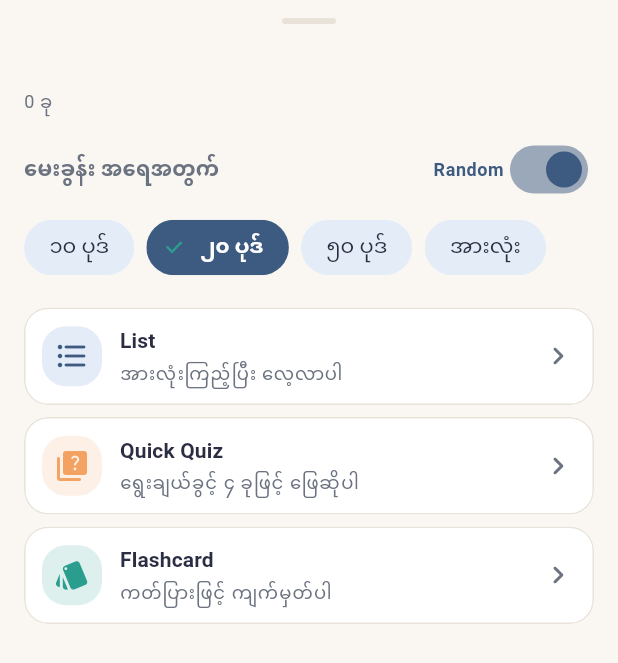
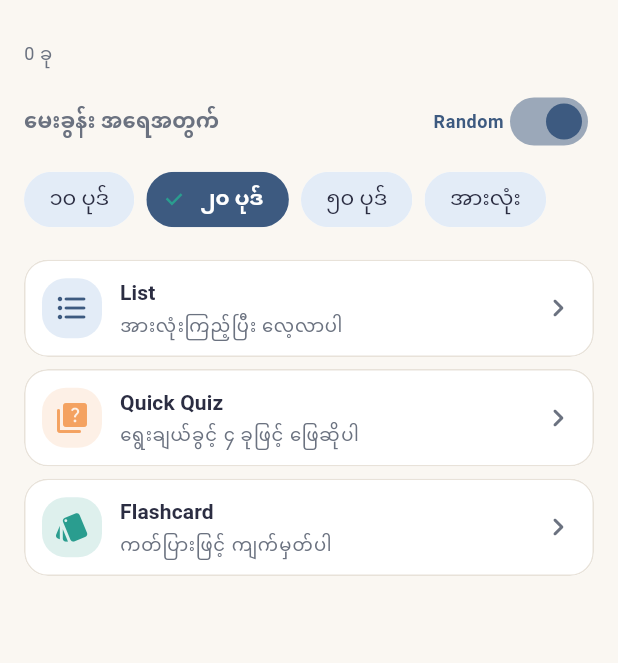
Before and after one commit to MyoHset/practice_japanese, a Flutter app: the StudyModeSheet widget shown alone on an empty page, opened directly with empty values, on a phone screen of 412 x 824 dp. Shown: the top 663 px of the screen. Run offline on Flutter 3.47's test engine with Material 3 defaults, Android fonts, the phone set to English and light mode, and no system bars; our stand-ins replace drift, drift_flutter, flutter_riverpod, go_router, shared_preferences; accounts and stored records are empty; generated files the repository leaves out were written again; statements that could not run were skipped.

Commit message:
refactor: remove custom drag handles from bottom sheets and update database seed logic

```diff
--- a/lib/core/theme/app_theme.dart
+++ b/lib/core/theme/app_theme.dart
@@ -1,5 +1,6 @@
 import 'package:flutter/material.dart';
 import 'package:practice_janpanese/core/constants/app_radius.dart';
+import 'package:practice_janpanese/core/constants/app_sizes.dart';
 import 'package:practice_janpanese/core/theme/app_colors.dart';
 import 'package:practice_janpanese/core/theme/app_typography.dart';
 
@@ -102,6 +103,10 @@ class AppTheme {
         ),
         elevation: 0,
         dragHandleColor: AppColors.divider,
+        dragHandleSize: Size(
+          AppSizes.dragHandleWidth,
+          AppSizes.dragHandleHeight,
+        ),
       ),
       // ── Progress indicator ────────────────────────────────────────────────
       progressIndicatorTheme: const ProgressIndicatorThemeData(
--- a/lib/features/library/presentation/widgets/study_mode_sheet.dart
+++ b/lib/features/library/presentation/widgets/study_mode_sheet.dart
@@ -1,7 +1,6 @@
 import 'package:flutter/material.dart';
 import 'package:go_router/go_router.dart';
 import 'package:practice_janpanese/core/constants/app_radius.dart';
-import 'package:practice_janpanese/core/constants/app_sizes.dart';
 import 'package:practice_janpanese/core/constants/app_spacing.dart';
 import 'package:practice_janpanese/core/constants/app_strings.dart';
 import 'package:practice_janpanese/core/router/app_routes.dart';
@@ -81,25 +80,16 @@ class _StudyModeSheetState extends State<StudyModeSheet> {
   @override
   Widget build(BuildContext context) => SafeArea(
         child: Padding(
-          padding: const EdgeInsets.symmetric(
-            horizontal: AppSpacing.lg,
-            vertical: AppSpacing.md,
+          padding: const EdgeInsets.fromLTRB(
+            AppSpacing.lg,
+            0,
+            AppSpacing.lg,
+            AppSpacing.md,
           ),
           child: Column(
             mainAxisSize: MainAxisSize.min,
             crossAxisAlignment: CrossAxisAlignment.start,
             children: [
-              Center(
-                child: Container(
-                  width: AppSizes.dragHandleWidth,
-                  height: AppSizes.dragHandleHeight,
-                  decoration: BoxDecoration(
-                    color: AppColors.divider,
-                    borderRadius: BorderRadius.circular(AppRadius.pill),
-                  ),
-                ),
-              ),
-              const SizedBox(height: AppSpacing.lg),
               Text(
                 widget.unit.name,
                 style: Theme.of(context).textTheme.titleMedium?.copyWith(
--- a/lib/features/past_exam/presentation/screens/past_exam_list_screen.dart
+++ b/lib/features/past_exam/presentation/screens/past_exam_list_screen.dart
@@ -126,6 +126,7 @@ class PastExamListScreen extends ConsumerWidget {
       context: context,
       isScrollControlled: true,
       useSafeArea: true,
+      showDragHandle: false,
       backgroundColor: Colors.transparent,
       builder: (ctx) => _FilterBottomSheet(ref: ref),
     );
--- a/lib/main.dart
+++ b/lib/main.dart
@@ -27,8 +27,6 @@ Future<void> main() async {
     ),
   );
 
-  if (kDebugMode) {
-    // Run seeding asynchronously in the background so it does not block the first frame.
-    unawaited(seedDevData(db, prefs: prefs));
-  }
+  // Run seeding asynchronously in the background so it does not block the first frame.
+  unawaited(seedDevData(db, prefs: prefs));
 }
```
Also changed, not shown: lib/core/database/dev_seed.dart (+45 -7 lines), lib/features/library/presentation/screens/flashcard_study_screen.dart (+0 -11 lines), lib/features/library/presentation/screens/quick_quiz_study_screen.dart (+0 -11 lines), lib/features/library/presentation/widgets/chapter_practice_sheet.dart (+5 -15 lines), lib/features/library/presentation/widgets/weak_items_modal.dart (+1 -16 lines), 1 other file.
